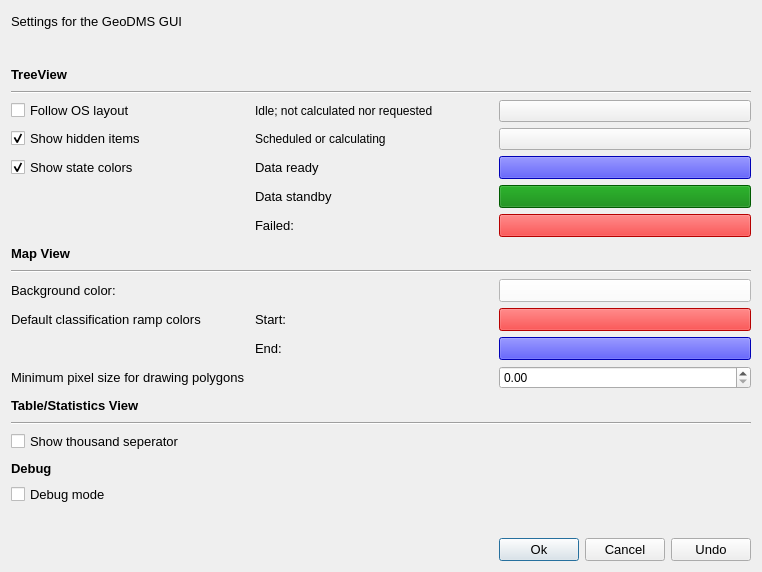
ObjectVision/GeoDMS, file qtgui/exe/res/ui/DmsGuiOptionsWindow.ui: the form before one commit.
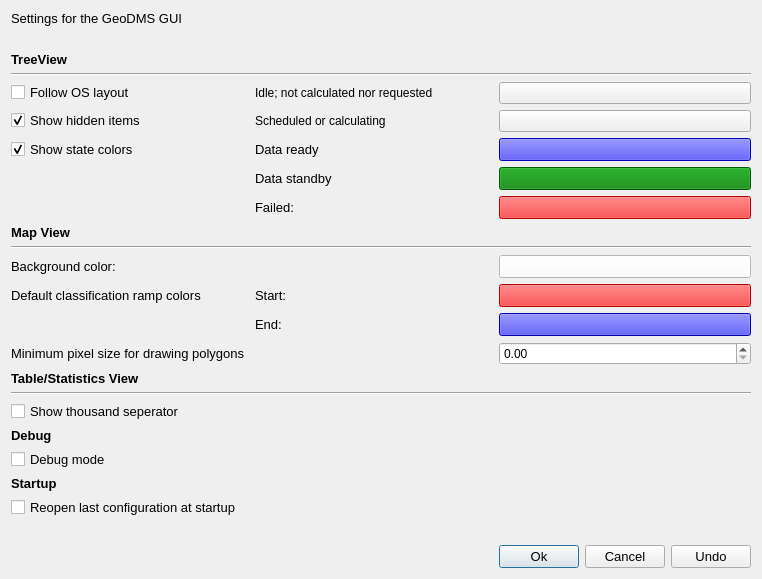
The form after the commit.

Commit message: #1162: start with an empty project, opt in to reopening the last configuration

Patch:
```diff
--- a/qtgui/exe/res/ui/DmsGuiOptionsWindow.ui
+++ b/qtgui/exe/res/ui/DmsGuiOptionsWindow.ui
@@ -148,7 +148,7 @@
        </property>
       </widget>
      </item>
-     <item row="23" column="1" colspan="3">
+     <item row="24" column="1" colspan="3">
       <widget class="QLabel" name="lbl_empty">
        <property name="font">
         <font>
@@ -194,7 +194,7 @@
        </property>
       </widget>
      </item>
-     <item row="24" column="3">
+     <item row="25" column="3">
       <layout class="QHBoxLayout" name="horizontalLayout_2">
        <item>
         <widget class="QPushButton" name="m_ok">
@@ -476,6 +476,35 @@
        </property>
       </widget>
      </item>
+     <item row="22" column="1" colspan="2">
+      <widget class="QLabel" name="lbl_startup">
+       <property name="font">
+        <font>
+         <family>Segoe UI</family>
+         <pointsize>10</pointsize>
+         <bold>true</bold>
+        </font>
+       </property>
+       <property name="text">
+        <string>Startup</string>
+       </property>
+      </widget>
+     </item>
+     <item row="23" column="1" colspan="3">
+      <widget class="QCheckBox" name="m_reopen_last_config_at_startup">
+       <property name="font">
+        <font>
+         <pointsize>10</pointsize>
+        </font>
+       </property>
+       <property name="toolTip">
+        <string>When off (the default), the GeoDMS GUI starts with an empty project; use File &gt; Reopen last Configuration (Alt+R) or the list of recent configurations to open one.</string>
+       </property>
+       <property name="text">
+        <string>Reopen last configuration at startup</string>
+       </property>
+      </widget>
+     </item>
      <item row="20" column="1" colspan="2">
       <widget class="QLabel" name="lbl_debug">
        <property name="font">
```
The commit also changes 7 other files.
